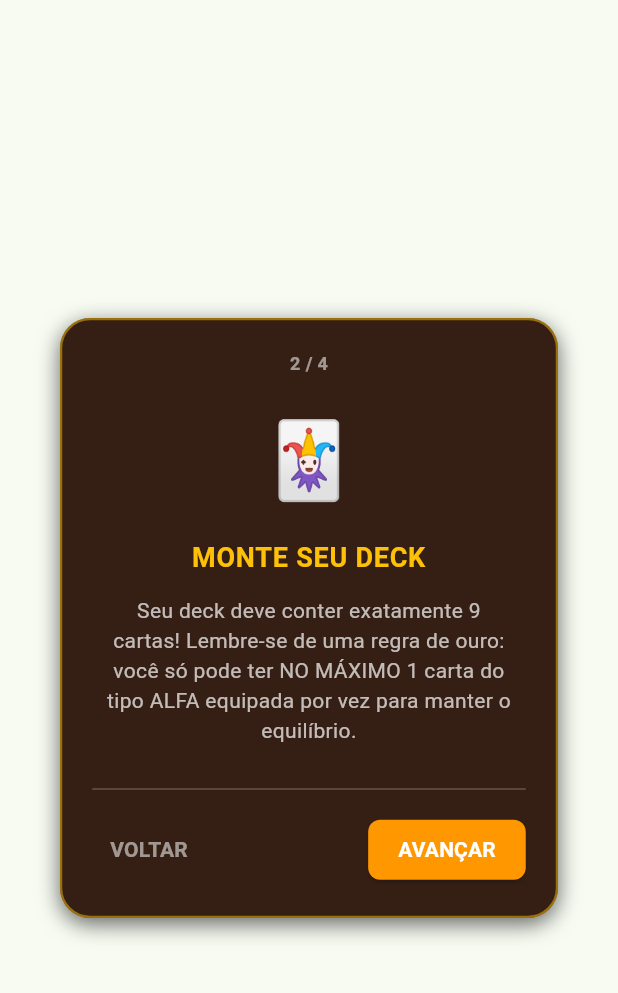
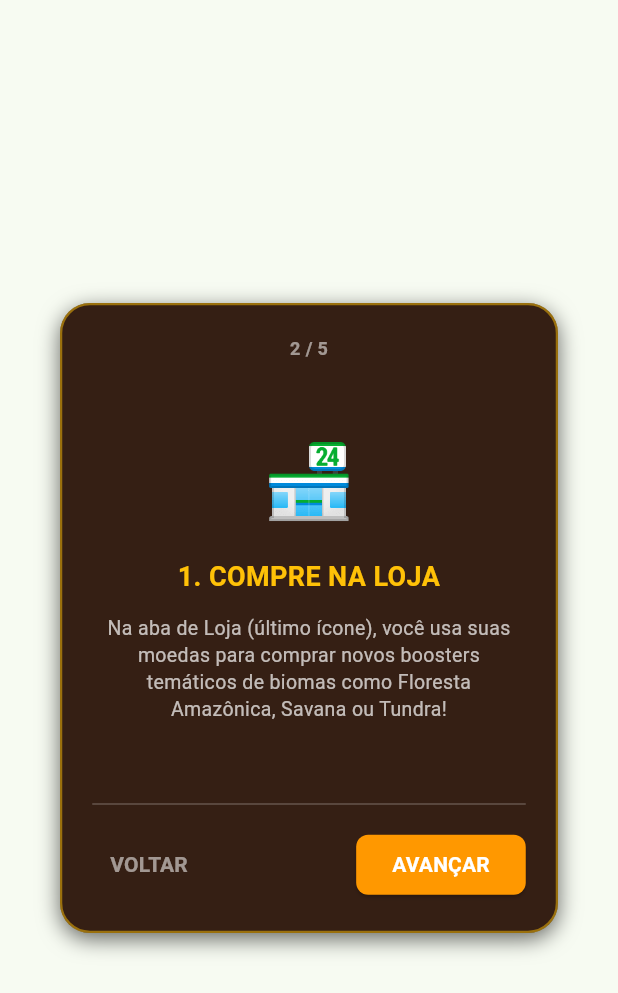
Before and after one commit to AndreyRodr/AnicardBattle, a Flutter app: the TutorialDialog widget shown alone on an empty page, opened directly, after a tap on "AVANÇAR", on a phone screen of 412 x 824 dp. Shown: the top 993 px of the screen. Run offline on Flutter 3.47's test engine with Material 3 defaults, Android fonts, the phone set to English and light mode, and no system bars; our stand-ins replace audioplayers, cloud_firestore, device_preview, firebase_auth, firebase_core, flip_card and 2 more; accounts and stored records are empty; network calls fail.

Commit message:
Tutorial + initial cards

```diff
--- a/lib/services/auth_service.dart
+++ b/lib/services/auth_service.dart
@@ -28,10 +28,9 @@ class AuthService {
         'email': email.trim(),
         'moedas': 1000,
 
-        // Vamos dar 3 cartas iniciais para o jogador (usando os IDs do seu cards.json)
         // Você pode mudar esses números para os IDs das cartas "padrão" do seu jogo
-        'cartasEquipadas': [1, 2, 3, 4, 5, 12, 7, 8, 9],
-        'inventario': [10, 11],
+        'cartasEquipadas': [1, 2, 3, 4, 5, 6, 7, 8, 9],
+        'inventario': [],
 
         'cosmeticosEquipados': {
           'arena': 'arena_1',
--- a/lib/widgets/tutorial_dialog.dart
+++ b/lib/widgets/tutorial_dialog.dart
@@ -13,31 +13,35 @@ class _TutorialDialogState extends State<TutorialDialog> {
   final PageController _pageController = PageController();
   int _paginaAtual = 0;
 
-  // Páginas do tutorial do jogo
   final List<Map<String, String>> _passosTutorial = [
     {
       'titulo': 'BEM-VINDO AO ANICARD!',
-      'texto': 'Prepare-se para duelos táticos eletrizantes utilizando o reino animal! Vamos aprender as regras básicas para você se tornar um mestre estrategista.',
+      'texto': 'Prepare-se para duelos táticos eletrizantes utilizando o reino animal! Vamos aprender como funciona o aplicativo de forma rápida.',
       'icone': '🐾'
     },
     {
-      'titulo': 'MONTE SEU DECK',
-      'texto': 'Seu deck deve conter exatamente 9 cartas! Lembre-se de uma regra de ouro: você só pode ter NO MÁXIMO 1 carta do tipo ALFA equipada por vez para manter o equilíbrio.',
+      'titulo': '1. COMPRE NA LOJA',
+      'texto': 'Na aba de Loja (último ícone), você usa suas moedas para comprar novos boosters temáticos de biomas como Floresta Amazônica, Savana ou Tundra!',
+      'icone': '🏪'
+    },
+    {
+      'titulo': '2. ABRA SEUS PACOTES',
+      'texto': 'Na aba de Packs (quarto ícone), você gerencia e abre seus boosters comprados. Cada pacote garante 3 cartas de animais aleatórias para sua coleção!',
       'icone': '🃏'
     },
     {
-      'titulo': 'SISTEMA DE DUELO',
-      'texto': 'A cada rodada, um atributo (Força, Agilidade, Peso...) será sorteado aleatoriamente no centro da mesa. Quem jogar a carta com o maior valor naquele atributo ganha a rodada!',
+      'titulo': '3. MONTE SEU DECK',
+      'texto': 'Na aba de Decks (segundo ícone), você gerencia sua equipe. Seu deck deve ter exatamente 9 cartas. Regra de ouro: é permitido NO MÁXIMO 1 carta do tipo ALFA por time!',
       'icone': '⚔️'
     },
     {
-      'titulo': 'VIDAS E RECOMPENSAS',
-      'texto': 'Cada jogador começa com 5 vidas. Quem perder todas as vidas perde o jogo! Vença partidas contra os Bots para subir no Ranking e faturar Moedas para abrir novos pacotes!',
+      'titulo': '4. ARENA DE BATALHA',
+      'texto': 'No menu principal, escolha a dificuldade do Bot e clique em BATTLE! A cada round, um atributo é sorteado. Quem tiver o maior valor no atributo ganha o round!',
       'icone': '🏆'
     },
   ];
 
-  Future<void> _marcarTutorialComoVisto() async {
+  Future<void> _concluirTutorial() async {
     final user = FirebaseAuth.instance.currentUser;
     if (user != null) {
       try {
@@ -65,103 +69,76 @@ class _TutorialDialogState extends State<TutorialDialog> {
       backgroundColor: Colors.transparent,
       child: Container(
         width: 340,
-        height: 400,
+        height: 420,
         padding: const EdgeInsets.all(20),
         decoration: BoxDecoration(
           color: const Color(0xFF351F14), // Marrom padrão
           borderRadius: BorderRadius.circular(20),
           border: Border.all(color: Colors.amber.withOpacity(0.5), width: 1.5),
           boxShadow: [
-            BoxShadow(
-              color: Colors.black.withOpacity(0.6),
-              offset: const Offset(0, 4),
-              blurRadius: 12,
-            ),
+            BoxShadow(color: Colors.black.withOpacity(0.6), blurRadius: 12, offset: const Offset(0, 4)),
           ],
         ),
         child: Column(
           children: [
-            // Indicador de Progresso (ex: 1/4)
             Text(
               '${_paginaAtual + 1} / ${_passosTutorial.length}',
               style: const TextStyle(color: Colors.white54, fontSize: 12, fontWeight: FontWeight.bold),
             ),
             const SizedBox(height: 8),
-
-            // Carrossel de conteúdo
             Expanded(
               child: PageView.builder(
                 controller: _pageController,
                 itemCount: _passosTutorial.length,
-                onPageChanged: (index) {
-                  setState(() => _paginaAtual = index);
-                },
+                onPageChanged: (index) => setState(() => _paginaAtual = index),
                 itemBuilder: (context, index) {
                   final passo = _passosTutorial[index];
                   return Column(
                     mainAxisAlignment: MainAxisAlignment.center,
                     children: [
-                      Text(
-                        passo['icone']!,
-                        style: const TextStyle(fontSize: 50),
-                      ),
+                      Text(passo['icone']!, style: const TextStyle(fontSize: 48)),
                       const SizedBox(height: 16),
                       Text(
                         passo['titulo']!,
                         textAlign: TextAlign.center,
-                        style: const TextStyle(color: Colors.amber, fontSize: 18, fontWeight: FontWeight.bold, letterSpacing: 0.5),
+                        style: const TextStyle(color: Colors.amber, fontSize: 18, fontWeight: FontWeight.bold),
                       ),
                       const SizedBox(height: 12),
-                      Padding(
-                        padding: const EdgeInsets.symmetric(horizontal: 8.0),
-                        child: Text(
-                          passo['texto']!,
-                          textAlign: TextAlign.center,
-                          style: const TextStyle(color: Colors.white70, fontSize: 14, height: 1.4),
-                        ),
+                      Text(
+                        passo['texto']!,
+                        textAlign: TextAlign.center,
+                        style: const TextStyle(color: Colors.white70, fontSize: 13, height: 1.4),
                       ),
                     ],
                   );
                 },
               ),
             ),
-
             const SizedBox(height: 16),
             const Divider(color: Colors.white24, height: 1),
             const SizedBox(height: 16),
-
-            // Navegação de botões
             Row(
               mainAxisAlignment: MainAxisAlignment.spaceBetween,
               children: [
-                // Botão Voltar (Oculto na primeira página)
                 _paginaAtual > 0
                     ? TextButton(
-                        onPressed: () {
-                          _pageController.previousPage(duration: const Duration(milliseconds: 300), curve: Curves.easeInOut);
-                        },
+                        onPressed: () => _pageController.previousPage(duration: const Duration(milliseconds: 300), curve: Curves.easeInOut),
                         child: const Text('VOLTAR', style: TextStyle(color: Colors.white54, fontWeight: FontWeight.bold)),
                       )
                     : const SizedBox(width: 80),
-
-                // Botão Avançar / Concluir
                 ElevatedButton(
                   style: ElevatedButton.styleFrom(
                     backgroundColor: ultimaPagina ? const Color(0xFF2E5E35) : Colors.orange,
                     shape: RoundedRectangleBorder(borderRadius: BorderRadius.circular(8)),
-                    padding: const EdgeInsets.symmetric(horizontal: 20, vertical: 10),
                   ),
                   onPressed: () {
                     if (ultimaPagina) {
-                      _marcarTutorialComoVisto();
+                      _concluirTutorial();
                     } else {
                       _pageController.nextPage(duration: const Duration(milliseconds: 300), curve: Curves.easeInOut);
                     }
                   },
-                  child: Text(
-                    ultimaPagina ? 'JOGAR!' : 'AVANÇAR',
-                    style: const TextStyle(color: Colors.white, fontWeight: FontWeight.bold),
-                  ),
+                  child: Text(ultimaPagina ? 'ENTENDIDO!' : 'AVANÇAR', style: const TextStyle(color: Colors.white, fontWeight: FontWeight.bold)),
                 ),
               ],
             )
```
